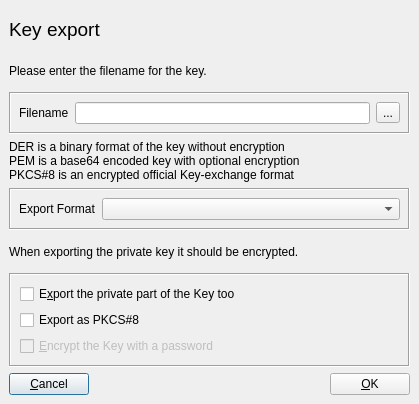
Above: ui/ExportKey.ui from chris2511/xca before the change. Below: the same form after it.
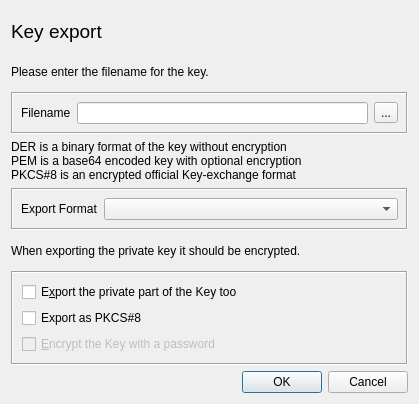
That is the form after the change.

```diff
--- a/ui/ExportKey.ui
+++ b/ui/ExportKey.ui
@@ -10,13 +10,7 @@
     <height>404</height>
    </rect>
   </property>
-  <layout class="QVBoxLayout">
-   <property name="spacing">
-    <number>6</number>
-   </property>
-   <property name="margin">
-    <number>9</number>
-   </property>
+  <layout class="QVBoxLayout" name="verticalLayout">
    <item>
     <layout class="QHBoxLayout">
      <property name="spacing">
@@ -225,44 +219,11 @@
     </widget>
    </item>
    <item>
-    <layout class="QHBoxLayout">
-     <property name="spacing">
-      <number>6</number>
+    <widget class="QDialogButtonBox" name="buttonBox">
+     <property name="standardButtons">
+      <set>QDialogButtonBox::Cancel|QDialogButtonBox::Ok</set>
      </property>
-     <property name="margin">
-      <number>0</number>
-     </property>
-     <item>
-      <widget class="QPushButton" name="PushButton9">
-       <property name="text">
-        <string>&amp;Cancel</string>
-       </property>
-      </widget>
-     </item>
-     <item>
-      <spacer>
-       <property name="orientation">
-        <enum>Qt::Horizontal</enum>
-       </property>
-       <property name="sizeType">
-        <enum>QSizePolicy::Expanding</enum>
-       </property>
-       <property name="sizeHint" stdset="0">
-        <size>
-         <width>20</width>
-         <height>20</height>
-        </size>
-       </property>
-      </spacer>
-     </item>
-     <item>
-      <widget class="QPushButton" name="okButton">
-       <property name="text">
-        <string>&amp;OK</string>
-       </property>
-      </widget>
-     </item>
-    </layout>
+    </widget>
    </item>
   </layout>
  </widget>
```
Left out of the diff: 30 changed lines with no effect on the pictures.
